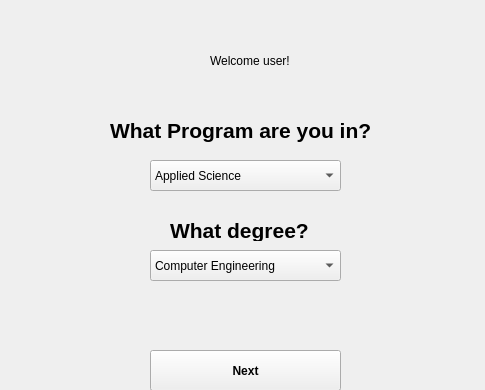
Before: the Qt Designer form ProjectGUI2/mainwindow.ui in jesslelu/320GroupProject, drawn with Qt 5; both pictures show x 0 to 485 and y 0 to 390 of the 485 by 573 pixel window.
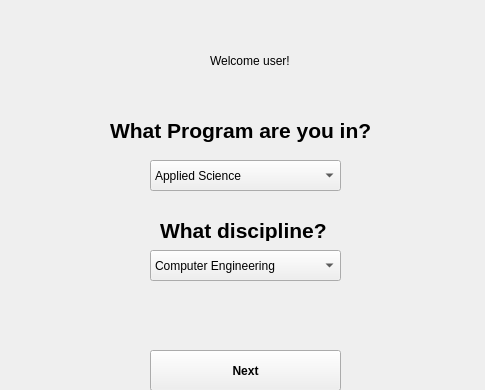
After: the same form once the commit is applied.

Patch:
```diff
--- a/ProjectGUI2/mainwindow.ui
+++ b/ProjectGUI2/mainwindow.ui
@@ -65,9 +65,9 @@
    <widget class="QLabel" name="label_3">
     <property name="geometry">
      <rect>
-      <x>170</x>
+      <x>160</x>
       <y>220</y>
-      <width>161</width>
+      <width>171</width>
       <height>21</height>
      </rect>
     </property>
@@ -79,7 +79,7 @@
      </font>
     </property>
     <property name="text">
-     <string>What degree?</string>
+     <string>What discipline?</string>
     </property>
    </widget>
    <widget class="QComboBox" name="comboBox_2">
```
Left out of the diff: 8 changed lines with no effect on the pictures.
